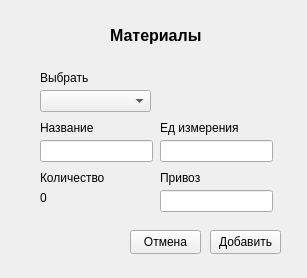
This is my_helper/notebook/designer_ui/materials.ui in SmolPO/vertical as Qt 5 draws it before an edit. The edited form follows.
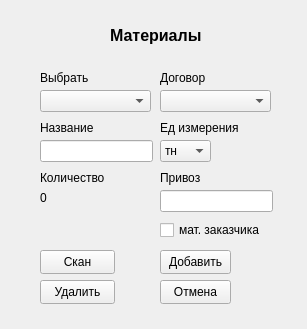
This is the edited form.

Patch:
```diff
--- a/my_helper/notebook/designer_ui/materials.ui
+++ b/my_helper/notebook/designer_ui/materials.ui
@@ -7,7 +7,7 @@
     <x>0</x>
     <y>0</y>
     <width>307</width>
-    <height>278</height>
+    <height>329</height>
    </rect>
   </property>
   <property name="windowTitle">
@@ -35,8 +35,8 @@
   <widget class="QPushButton" name="b_ok">
    <property name="geometry">
     <rect>
-     <x>210</x>
-     <y>230</y>
+     <x>160</x>
+     <y>250</y>
      <width>71</width>
      <height>24</height>
     </rect>
@@ -48,8 +48,8 @@
   <widget class="QPushButton" name="b_cancel">
    <property name="geometry">
     <rect>
-     <x>130</x>
-     <y>230</y>
+     <x>160</x>
+     <y>280</y>
      <width>71</width>
      <height>24</height>
     </rect>
@@ -91,16 +91,6 @@
     </rect>
    </property>
   </widget>
-  <widget class="QLineEdit" name="si">
-   <property name="geometry">
-    <rect>
-     <x>160</x>
-     <y>140</y>
-     <width>113</width>
-     <height>22</height>
-    </rect>
-   </property>
-  </widget>
   <widget class="QLabel" name="label_2">
    <property name="geometry">
     <rect>
@@ -176,6 +166,133 @@
     <string>0</string>
    </property>
   </widget>
+  <widget class="QComboBox" name="cb_contracts">
+   <property name="geometry">
+    <rect>
+     <x>160</x>
+     <y>90</y>
+     <width>111</width>
+     <height>22</height>
+    </rect>
+   </property>
+  </widget>
+  <widget class="QLabel" name="label_7">
+   <property name="geometry">
+    <rect>
+     <x>160</x>
+     <y>70</y>
+     <width>49</width>
+     <height>16</height>
+    </rect>
+   </property>
+   <property name="text">
+    <string>Договор</string>
+   </property>
+  </widget>
+  <widget class="QPushButton" name="b_scan">
+   <property name="geometry">
+    <rect>
+     <x>40</x>
+     <y>250</y>
+     <width>75</width>
+     <height>24</height>
+    </rect>
+   </property>
+   <property name="text">
+    <string>Скан</string>
+   </property>
+  </widget>
+  <widget class="QPushButton" name="b_kill">
+   <property name="geometry">
+    <rect>
+     <x>40</x>
+     <y>280</y>
+     <width>75</width>
+     <height>24</height>
+    </rect>
+   </property>
+   <property name="text">
+    <string>Удалить</string>
+   </property>
+  </widget>
+  <widget class="QCheckBox" name="provider">
+   <property name="geometry">
+    <rect>
+     <x>160</x>
+     <y>220</y>
+     <width>141</width>
+     <height>20</height>
+    </rect>
+   </property>
+   <property name="text">
+    <string>мат. заказчика</string>
+   </property>
+  </widget>
+  <widget class="QComboBox" name="cb_si">
+   <property name="geometry">
+    <rect>
+     <x>160</x>
+     <y>140</y>
+     <width>51</width>
+     <height>22</height>
+    </rect>
+   </property>
+   <item>
+    <property name="text">
+     <string>тн</string>
+    </property>
+   </item>
+   <item>
+    <property name="text">
+     <string>т</string>
+    </property>
+   </item>
+   <item>
+    <property name="text">
+     <string>кг</string>
+    </property>
+   </item>
+   <item>
+    <property name="text">
+     <string>м2</string>
+    </property>
+   </item>
+   <item>
+    <property name="text">
+     <string>м</string>
+    </property>
+   </item>
+   <item>
+    <property name="text">
+     <string>м/п</string>
+    </property>
+   </item>
+   <item>
+    <property name="text">
+     <string>мм</string>
+    </property>
+   </item>
+   <item>
+    <property name="text">
+     <string>м3</string>
+    </property>
+   </item>
+   <item>
+    <property name="text">
+     <string>л</string>
+    </property>
+   </item>
+   <item>
+    <property name="text">
+     <string>мл</string>
+    </property>
+   </item>
+   <item>
+    <property name="text">
+     <string>шт</string>
+    </property>
+   </item>
+  </widget>
  </widget>
  <resources/>
  <connections/>
```
Left out of the diff: 2 changed lines with no effect on the pictures.
